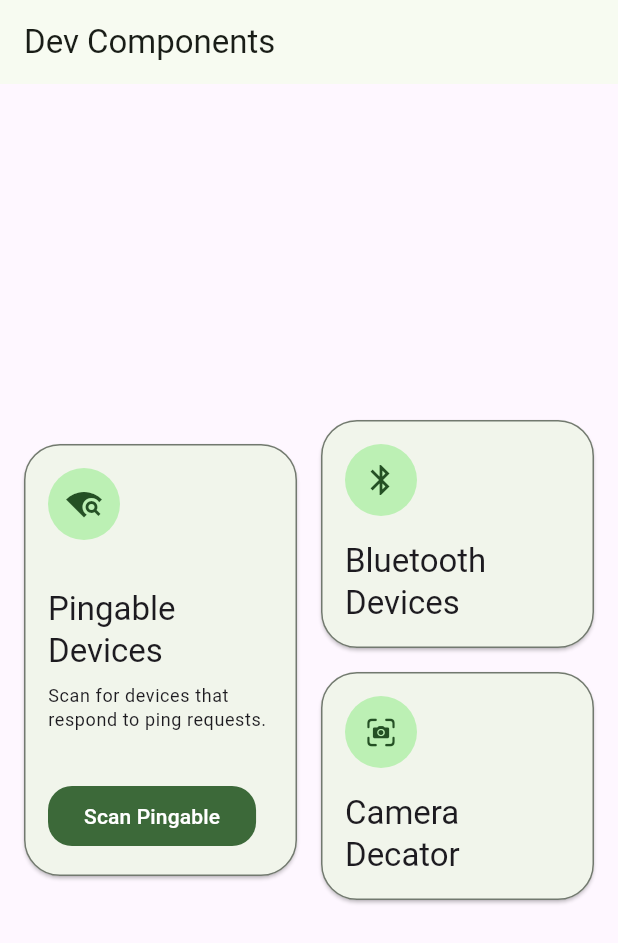
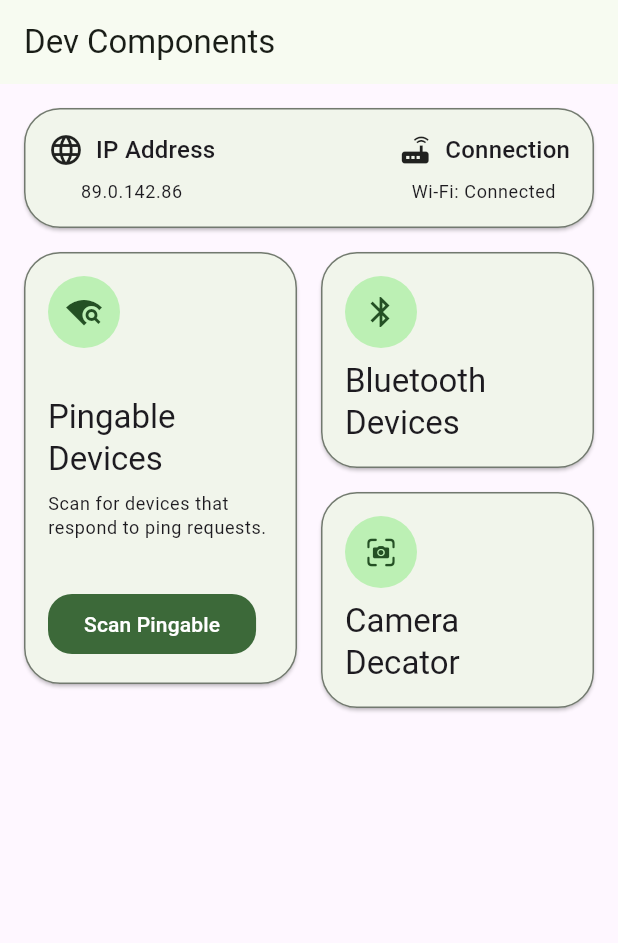
Before and after one commit to Thixq/spy_scanner_neon_apps, a Flutter app: the screen it shows after launch, on a phone screen of 412 x 824 dp. Shown: the top 943 px of the screen. Run offline on Flutter 3.47's test engine with Material 3 defaults, Android fonts, the phone set to English and light mode, and no system bars; our stand-ins replace get_it; missing offline and left inert: flutter_reactive_ble, network_tools, nsd.

Commit message:
scan_card ui fixed

```diff
--- a/lib/dev/dev_component_view.dart
+++ b/lib/dev/dev_component_view.dart
@@ -1,5 +1,6 @@
 import 'package:flutter/cupertino.dart' show CupertinoIcons;
 import 'package:flutter/material.dart';
+import 'package:spy_scanner/feature/components/lan_info_card.dart';
 
 import 'package:spy_scanner/feature/components/scan_card.dart';
 
@@ -13,10 +14,18 @@ class DevComponentView extends StatelessWidget {
       body: Center(
         child: Padding(
           padding: const EdgeInsets.all(16),
-          child: Row(
+          child: Column(
             spacing: 16,
             children: [
-              Expanded(
+              const LanInfoCard(
+                ipAddress: '89.0.142.86',
+                connection: 'Connected',
+              ),
+              Row(
+                crossAxisAlignment: CrossAxisAlignment.start,
+                spacing: 16,
+                children: [
+                  Flexible(
                     child: ScanCard(
                       icon: Icons.wifi_find,
                       contentTitle: 'Pingable Devices',
@@ -26,22 +35,29 @@ class DevComponentView extends StatelessWidget {
                       onPressed: () {},
                     ),
                   ),
-              const Expanded(
+                  const Flexible(
                     child: Column(
+                      spacing: 16,
                       mainAxisSize: MainAxisSize.min,
                       children: [
-                    ScanCard(
+                        Flexible(
+                          child: ScanCard(
                             icon: Icons.bluetooth,
                             contentTitle: 'Bluetooth Devices',
                           ),
-                    SizedBox(height: 16),
-                    ScanCard(
+                        ),
+
+                        Flexible(
+                          child: ScanCard(
                             isDisabled: true,
                             icon: CupertinoIcons.camera_viewfinder,
                             contentTitle: 'Camera Decator',
                           ),
+                        ),
                       ],
                     ),
+                  ),
+                ],
               ),
             ],
           ),
--- a/lib/feature/components/scan_card.dart
+++ b/lib/feature/components/scan_card.dart
@@ -44,7 +44,6 @@ class _ScanCardState extends State<ScanCard> {
 
   @override
   Widget build(BuildContext context) {
-    // Çocukları koşullu oluşturuyoruz; buton yoksa listeye eklemiyoruz -> spacing otomatik
     final children = <Widget>[
       _buildContentIcon(context, widget.icon),
       _buildTitleAndSubTitle(
@@ -54,7 +53,6 @@ class _ScanCardState extends State<ScanCard> {
       ),
     ];
 
-    // Eğer onPressed varsa butonu ve ondan önceki boşluğu ekle
     if (widget.onPressed != null) {
       children.add(_buildContentButton());
     }
@@ -70,7 +68,7 @@ class _ScanCardState extends State<ScanCard> {
         child: Column(
           spacing: widget.onPressed != null
               ? AppSizes.extraLarge
-              : AppSizes.medium,
+              : AppSizes.small,
           mainAxisSize: MainAxisSize.min,
           crossAxisAlignment: CrossAxisAlignment.start,
           children: children,
@@ -110,7 +108,12 @@ class _ScanCardState extends State<ScanCard> {
           style: context.textTheme.titleLarge,
         ),
         if (subTitle != null) ...[
-          Text(subTitle, style: context.textTheme.bodySmall),
+          Text(
+            subTitle,
+            maxLines: 3,
+            overflow: TextOverflow.ellipsis,
+            style: context.textTheme.bodySmall,
+          ),
         ],
       ],
     );
```
Lines whose indentation alone changed are shown as unchanged.
